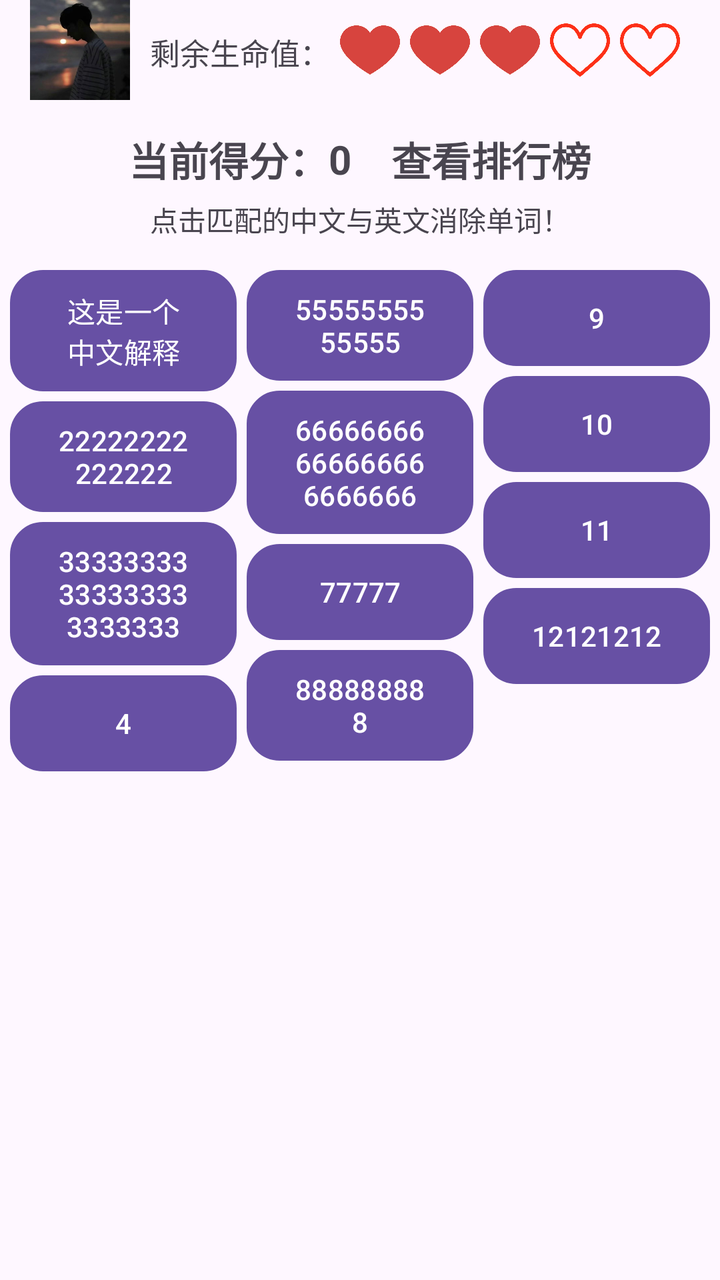
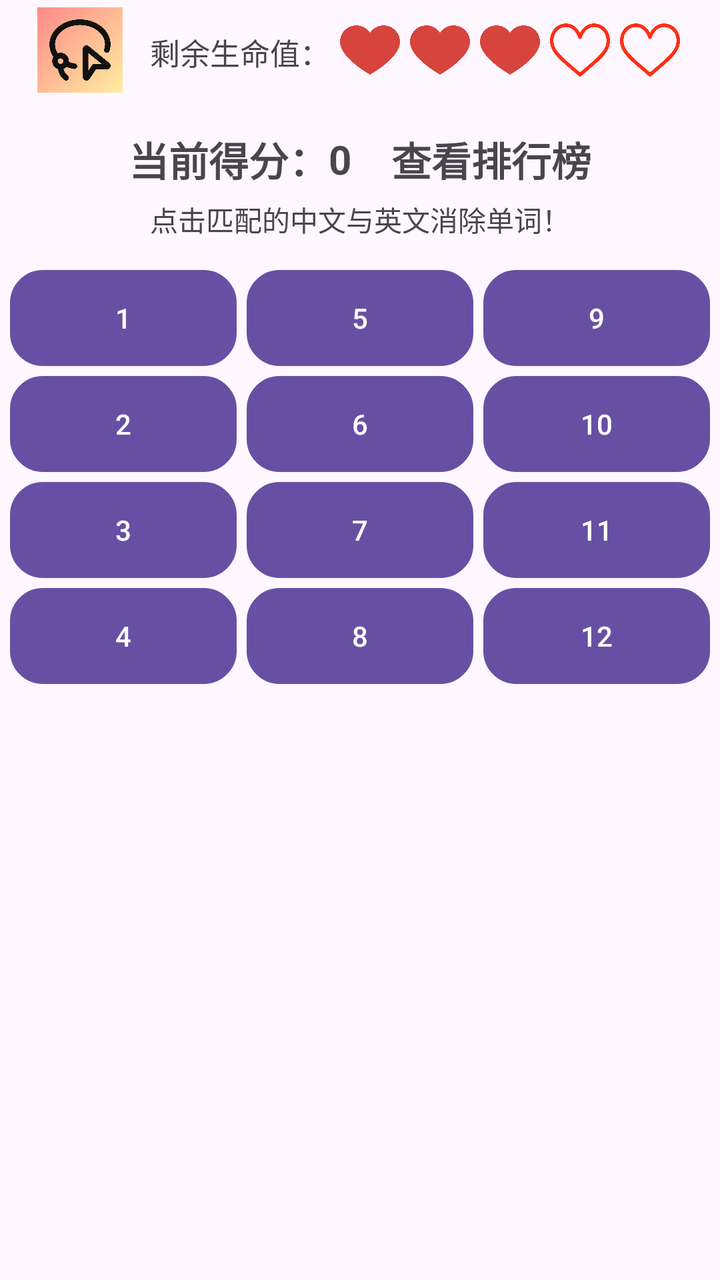

Two renders of the same Android screen: before a commit and after it. Below are the layout's source before the change and the commit's diff.
<!-- AndroidManifest.xml: application theme Theme.WordCrush -->
<!-- res/layout/fragment_breakthrough.xml -->
<?xml version="1.0" encoding="utf-8"?>
<LinearLayout xmlns:android="http://schemas.android.com/apk/res/android"
    android:layout_width="match_parent"
    android:layout_height="match_parent"
    android:orientation="vertical"
    android:gravity="center">

    <LinearLayout
        android:layout_width="match_parent"
        android:layout_height="wrap_content"
        android:fitsSystemWindows="true">

        <ImageView
            android:layout_width="50dp"
            android:layout_height="50dp"
            android:src="@drawable/default_avatar"
            android:layout_marginLeft="15dp"/>


        <TextView
            android:layout_width="wrap_content"
            android:layout_height="50dp"
            android:textSize="15sp"
            android:text="剩余生命值："
            android:layout_marginLeft="10dp"
            android:layout_marginTop="15dp"/>

        <ImageView
            android:id="@+id/heart1"
            android:layout_width="30dp"
            android:layout_height="50dp"
            android:src="@drawable/icon_red_heart"
            android:layout_marginLeft="5dp"/>

        <ImageView
            android:id="@+id/heart2"
            android:layout_width="30dp"
            android:layout_height="50dp"
            android:src="@drawable/icon_red_heart"
            android:layout_marginLeft="5dp"/>

        <ImageView
            android:id="@+id/heart3"
            android:layout_width="30dp"
            android:layout_height="50dp"
            android:src="@drawable/icon_red_heart"
            android:layout_marginLeft="5dp"/>

        <ImageView
            android:id="@+id/heart4"
            android:layout_width="30dp"
            android:layout_height="50dp"
            android:src="@drawable/icon_white_heart"
            android:layout_marginLeft="5dp"/>

        <ImageView
            android:id="@+id/heart5"
            android:layout_width="30dp"
            android:layout_height="50dp"
            android:src="@drawable/icon_white_heart"
            android:layout_marginLeft="5dp"/>

    </LinearLayout>

    <LinearLayout
        android:layout_width="match_parent"
        android:layout_height="wrap_content"
        android:gravity="center">
        <TextView
            android:layout_width="wrap_content"
            android:layout_height="wrap_content"
            android:text="当前得分："
            android:textSize="20sp"
            android:textStyle="bold"
            android:gravity="center"/>

        <TextView
            android:id="@+id/scoreText"
            android:layout_width="wrap_content"
            android:layout_height="wrap_content"
            android:text="0"
            android:textSize="20sp"
            android:textStyle="bold"
            android:gravity="center"/>

        <TextView
            android:id="@+id/rankingBtn"
            android:layout_width="wrap_content"
            android:layout_height="wrap_content"
            android:text="查看排行榜"
            android:textStyle="bold"
            android:textSize="20sp"
            android:layout_marginLeft="20dp" />

    </LinearLayout>


    <TextView
        android:layout_width="match_parent"
        android:layout_height="wrap_content"
        android:text="点击匹配的中文与英文消除单词！"
        android:layout_marginTop="5dp"
        android:gravity="center"/>

    <ScrollView
        xmlns:android="http://schemas.android.com/apk/res/android"
        android:layout_width="match_parent"
        android:layout_height="match_parent"
        android:paddingBottom="80dp">

        <LinearLayout
            xmlns:android="http://schemas.android.com/apk/res/android"
            android:orientation="horizontal"
            android:layout_width="match_parent"
            android:layout_height="match_parent"
            android:gravity="center"
            android:layout_marginTop="5dp"
            android:padding="5dp">

            
            <LinearLayout
                android:orientation="vertical"
                android:layout_width="0dp"
                android:layout_height="match_parent"
                android:layout_weight="1"
                android:gravity="top">

                <Button android:id="@+id/btn1" android:text="这是一个中文解释" android:layout_width="match_parent" android:layout_height="wrap_content" android:background="@drawable/rounded_button" android:layout_marginTop="5dp"/>
                <Button android:id="@+id/btn2" android:text="22222222222222" android:layout_width="match_parent" android:layout_height="wrap_content" android:background="@drawable/rounded_button" android:layout_marginTop="5dp"/>
                <Button android:id="@+id/btn3" android:text="33333333333333333333333" android:layout_width="match_parent" android:layout_height="wrap_content" android:background="@drawable/rounded_button" android:layout_marginTop="5dp"/>
                <Button android:id="@+id/btn4" android:text="4" android:layout_width="match_parent" android:layout_height="wrap_content" android:background="@drawable/rounded_button" android:layout_marginTop="5dp"/>
            </LinearLayout>

            
            <LinearLayout
                android:orientation="vertical"
                android:layout_width="0dp"
                android:layout_height="match_parent"
                android:layout_weight="1"
                android:layout_marginLeft="5dp"
                android:gravity="top">

                <Button android:id="@+id/btn5" android:text="5555555555555" android:layout_width="match_parent" android:layout_height="wrap_content" android:background="@drawable/rounded_button" android:layout_marginTop="5dp"/>
                <Button android:id="@+id/btn6" android:text="66666666666666666666666" android:layout_width="match_parent" android:layout_height="wrap_content" android:background="@drawable/rounded_button" android:layout_marginTop="5dp"/>
                <Button android:id="@+id/btn7" android:text="77777" android:layout_width="match_parent" android:layout_height="wrap_content" android:background="@drawable/rounded_button" android:layout_marginTop="5dp"/>
                <Button android:id="@+id/btn8" android:text="888888888" android:layout_width="match_parent" android:layout_height="wrap_content" android:background="@drawable/rounded_button" android:layout_marginTop="5dp"/>
            </LinearLayout>

            
            <LinearLayout
                android:orientation="vertical"
                android:layout_width="0dp"
                android:layout_height="match_parent"
                android:layout_weight="1"
                android:layout_marginLeft="5dp"
                android:gravity="top">

                <Button android:id="@+id/btn9" android:text="9" android:layout_width="match_parent" android:layout_height="wrap_content" android:background="@drawable/rounded_button" android:layout_marginTop="5dp"/>
                <Button android:id="@+id/btn10" android:text="10" android:layout_width="match_parent" android:layout_height="wrap_content" android:background="@drawable/rounded_button" android:layout_marginTop="5dp"/>
                <Button android:id="@+id/btn11" android:text="11" android:layout_width="match_parent" android:layout_height="wrap_content" android:background="@drawable/rounded_button" android:layout_marginTop="5dp"/>
                <Button android:id="@+id/btn12" android:text="12121212" android:layout_width="match_parent" android:layout_height="wrap_content" android:background="@drawable/rounded_button" android:layout_marginTop="5dp"/>
            </LinearLayout>

        </LinearLayout>

    </ScrollView>


</LinearLayout>
<!-- resources referenced by this layout -->
<resources>
  <!-- drawable default_avatar: jpg bitmap (drawable, 30745 bytes) -->
  <!-- drawable icon_red_heart: png bitmap (drawable, 11064 bytes) -->
  <!-- drawable icon_white_heart: png bitmap (drawable, 18247 bytes) -->
  <!-- drawable rounded_button (drawable) -->
  <shape xmlns:android="http://schemas.android.com/apk/res/android"
      android:shape="rectangle">
  
      
  
  
      
      <corners android:radius="16dp" />  
  
      
      <stroke
          android:width="1dp"
          android:color="#1976D2" />
  
  
  </shape>
  <style name="Theme.WordCrush" parent="Base.Theme.WordCrush" />
  <style name="Base.Theme.WordCrush" parent="Theme.Material3.DayNight.NoActionBar">
          
          
      </style>
</resources>

<!-- the commit's change to res/layout/fragment_breakthrough.xml (unified diff, before → after) -->
@@ -11,9 +11,10 @@
         android:fitsSystemWindows="true">
 
         <ImageView
+            android:id="@+id/avatarImageView"
             android:layout_width="50dp"
             android:layout_height="50dp"
-            android:src="@drawable/default_avatar"
+            android:src="@drawable/logo"
             android:layout_marginLeft="15dp"/>
 
 
@@ -125,9 +126,9 @@
                 android:layout_weight="1"
                 android:gravity="top">
 
-                <Button android:id="@+id/btn1" android:text="这是一个中文解释" android:layout_width="match_parent" android:layout_height="wrap_content" android:background="@drawable/rounded_button" android:layout_marginTop="5dp"/>
-                <Button android:id="@+id/btn2" android:text="22222222222222" android:layout_width="match_parent" android:layout_height="wrap_content" android:background="@drawable/rounded_button" android:layout_marginTop="5dp"/>
-                <Button android:id="@+id/btn3" android:text="33333333333333333333333" android:layout_width="match_parent" android:layout_height="wrap_content" android:background="@drawable/rounded_button" android:layout_marginTop="5dp"/>
+                <Button android:id="@+id/btn1" android:text="1" android:layout_width="match_parent" android:layout_height="wrap_content" android:background="@drawable/rounded_button" android:layout_marginTop="5dp"/>
+                <Button android:id="@+id/btn2" android:text="2" android:layout_width="match_parent" android:layout_height="wrap_content" android:background="@drawable/rounded_button" android:layout_marginTop="5dp"/>
+                <Button android:id="@+id/btn3" android:text="3" android:layout_width="match_parent" android:layout_height="wrap_content" android:background="@drawable/rounded_button" android:layout_marginTop="5dp"/>
                 <Button android:id="@+id/btn4" android:text="4" android:layout_width="match_parent" android:layout_height="wrap_content" android:background="@drawable/rounded_button" android:layout_marginTop="5dp"/>
             </LinearLayout>
 
@@ -140,10 +141,10 @@
                 android:layout_marginLeft="5dp"
                 android:gravity="top">
 
-                <Button android:id="@+id/btn5" android:text="5555555555555" android:layout_width="match_parent" android:layout_height="wrap_content" android:background="@drawable/rounded_button" android:layout_marginTop="5dp"/>
-                <Button android:id="@+id/btn6" android:text="66666666666666666666666" android:layout_width="match_parent" android:layout_height="wrap_content" android:background="@drawable/rounded_button" android:layout_marginTop="5dp"/>
-                <Button android:id="@+id/btn7" android:text="77777" android:layout_width="match_parent" android:layout_height="wrap_content" android:background="@drawable/rounded_button" android:layout_marginTop="5dp"/>
-                <Button android:id="@+id/btn8" android:text="888888888" android:layout_width="match_parent" android:layout_height="wrap_content" android:background="@drawable/rounded_button" android:layout_marginTop="5dp"/>
+                <Button android:id="@+id/btn5" android:text="5" android:layout_width="match_parent" android:layout_height="wrap_content" android:background="@drawable/rounded_button" android:layout_marginTop="5dp"/>
+                <Button android:id="@+id/btn6" android:text="6" android:layout_width="match_parent" android:layout_height="wrap_content" android:background="@drawable/rounded_button" android:layout_marginTop="5dp"/>
+                <Button android:id="@+id/btn7" android:text="7" android:layout_width="match_parent" android:layout_height="wrap_content" android:background="@drawable/rounded_button" android:layout_marginTop="5dp"/>
+                <Button android:id="@+id/btn8" android:text="8" android:layout_width="match_parent" android:layout_height="wrap_content" android:background="@drawable/rounded_button" android:layout_marginTop="5dp"/>
             </LinearLayout>
 
             
@@ -158,7 +159,7 @@
                 <Button android:id="@+id/btn9" android:text="9" android:layout_width="match_parent" android:layout_height="wrap_content" android:background="@drawable/rounded_button" android:layout_marginTop="5dp"/>
                 <Button android:id="@+id/btn10" android:text="10" android:layout_width="match_parent" android:layout_height="wrap_content" android:background="@drawable/rounded_button" android:layout_marginTop="5dp"/>
                 <Button android:id="@+id/btn11" android:text="11" android:layout_width="match_parent" android:layout_height="wrap_content" android:background="@drawable/rounded_button" android:layout_marginTop="5dp"/>
-                <Button android:id="@+id/btn12" android:text="12121212" android:layout_width="match_parent" android:layout_height="wrap_content" android:background="@drawable/rounded_button" android:layout_marginTop="5dp"/>
+                <Button android:id="@+id/btn12" android:text="12" android:layout_width="match_parent" android:layout_height="wrap_content" android:background="@drawable/rounded_button" android:layout_marginTop="5dp"/>
             </LinearLayout>
 
         </LinearLayout>
<!-- resource entries referenced after the edit -->
@@ -1,8 +1,8 @@
 <!-- resources referenced by this layout -->
 <resources>
-  <!-- drawable default_avatar: jpg bitmap (drawable, 30745 bytes) -->
   <!-- drawable icon_red_heart: png bitmap (drawable, 11064 bytes) -->
   <!-- drawable icon_white_heart: png bitmap (drawable, 18247 bytes) -->
+  <!-- drawable logo: jpg bitmap (drawable, 136564 bytes) -->
   <!-- drawable rounded_button (drawable) -->
   <shape xmlns:android="http://schemas.android.com/apk/res/android"
       android:shape="rectangle">
